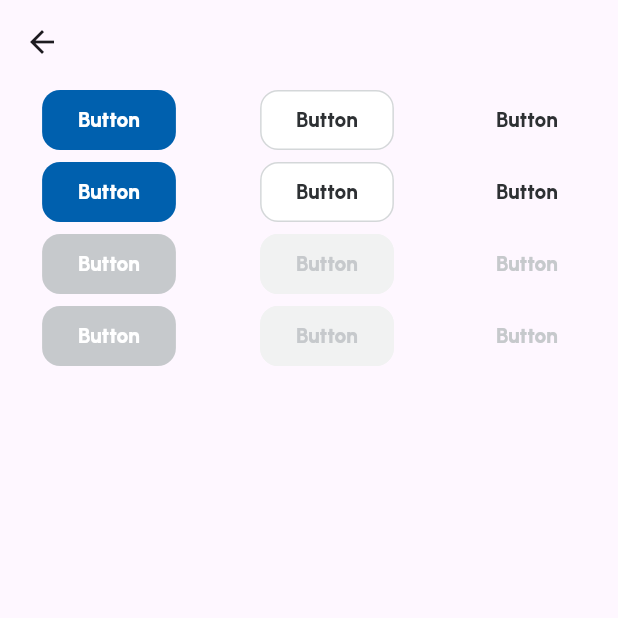
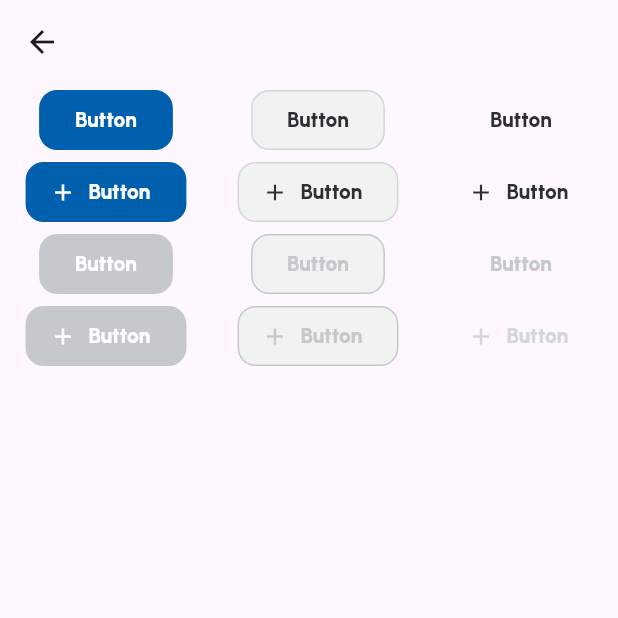
Before and after one commit to chondrogramedia/gramedia_component_plugin, a Flutter app: the ListButtonView screen opened directly, on a phone screen of 412 x 824 dp, the top half of it. Run offline on Flutter 3.47's test engine with Material 3 defaults, Android fonts, the phone set to English and light mode, and no system bars; our stand-ins replace fluentui_system_icons, google_fonts, plugin_platform_interface, scrollable_positioned_list; missing offline and left inert: dart:html.

Commit message:
repairing gramediabutton

```diff
--- a/example/lib/Core/ListButtonView.dart
+++ b/example/lib/Core/ListButtonView.dart
@@ -107,7 +107,6 @@ class _ListButtonViewState extends State<ListButtonView> {
               GramediaButton(
                   icon: Icon(
                     Icons.add,
-                    color: Colors.black,
                   ),
                   child: Text("Button"),
                   onPressed: () {},
@@ -120,7 +119,6 @@ class _ListButtonViewState extends State<ListButtonView> {
               GramediaButton(
                   icon: Icon(
                     Icons.add,
-
                   ),
                   child: Text("Button"),
                   onPressed: null,
--- a/lib/Button/GramediaButton.dart
+++ b/lib/Button/GramediaButton.dart
@@ -404,13 +404,13 @@ class _GramediaButtonState extends State<GramediaButton> {
             backgroundPressedColor: backgroundPressedColor ??
                 color.getColor(GramediaColor.brand600),
             backgroundColor:
-                backgroundColor ?? color.getColor(GramediaColor.brand500),
+                backgroundColor ?? color.getColor(GramediaColor.neutral50),
             backgroundDisabledColor: backgroundDisabledColor ??
-                color.getColor(GramediaColor.neutral200),
+                color.getColor(GramediaColor.neutral50),
             backgroundFocusedColor: backgroundFocusedColor ??
                 color.getColor(GramediaColor.brand500),
             backgroundHoverColor:
-                backgroundHoverColor ?? color.getColor(GramediaColor.brand700),
+                backgroundHoverColor ?? color.getColor(GramediaColor.neutral50),
             foregroundPressedColor: foregroundPressedColor ??
                 color.getColor(GramediaColor.neutral600),
             foregroundColor:
@@ -459,8 +459,7 @@ class _GramediaButtonState extends State<GramediaButton> {
             ),
             hoveredBorder: RoundedRectangleBorder(
                 side: BorderSide(
-                    color: color.getColor(GramediaColor.neutral700),
-                    width: 1.0),
+                    color: color.getColor(GramediaColor.neutral50), width: 1.0),
                 borderRadius: BorderRadius.circular(
                     radiusHelper.radius(radius ?? RadiusCase.radius_S))),
             focusedBorder: RoundedRectangleBorder(
@@ -471,7 +470,8 @@ class _GramediaButtonState extends State<GramediaButton> {
                     radiusHelper.radius(radius ?? RadiusCase.radius_S))),
             disabledBorder: RoundedRectangleBorder(
                 side: BorderSide(
-                    color: color.getColor(GramediaColor.neutral50), width: 1.0),
+                    color: color.getColor(GramediaColor.neutral200),
+                    width: 1.0),
                 borderRadius: BorderRadius.circular(
                     radiusHelper.radius(radius ?? RadiusCase.radius_S))),
           );
@@ -480,7 +480,7 @@ class _GramediaButtonState extends State<GramediaButton> {
             backgroundPressedColor: backgroundPressedColor ??
                 color.getColor(GramediaColor.neutral50),
             backgroundColor:
-                backgroundColor ?? color.getColor(GramediaColor.white),
+                backgroundColor ?? color.getColor(GramediaColor.neutral50),
             backgroundDisabledColor: backgroundDisabledColor ??
                 color.getColor(GramediaColor.neutral50),
             backgroundFocusedColor:
@@ -519,7 +519,7 @@ class _GramediaButtonState extends State<GramediaButton> {
             disabledStyle: typography.getValue(
                 UrbanistFont.mobile_text_s_extrabold,
                 foregroundDisabledColor ??
-                    color.getColor(GramediaColor.neutral200),
+                    color.getColor(GramediaColor.neutral150),
                 false),
             baseBorder: RoundedRectangleBorder(
                 side: BorderSide(
@@ -547,7 +547,8 @@ class _GramediaButtonState extends State<GramediaButton> {
                     radiusHelper.radius(radius ?? RadiusCase.radius_S))),
             disabledBorder: RoundedRectangleBorder(
                 side: BorderSide(
-                    color: color.getColor(GramediaColor.neutral50), width: 1.0),
+                    color: color.getColor(GramediaColor.neutral200),
+                    width: 1.0),
                 borderRadius: BorderRadius.circular(
                     radiusHelper.radius(radius ?? RadiusCase.radius_S))),
           );
@@ -569,22 +570,25 @@ class _GramediaButtonState extends State<GramediaButton> {
             foregroundPressedColor:
                 foregroundPressedColor ?? color.getColor(GramediaColor.white),
             foregroundColor:
-                foregroundColor ?? color.getColor(GramediaColor.white),
-            foregroundDisabledColor:
-                foregroundDisabledColor ?? color.getColor(GramediaColor.white),
+                foregroundColor ?? color.getColor(GramediaColor.neutral700),
+            foregroundDisabledColor: foregroundDisabledColor ??
+                color.getColor(GramediaColor.neutral150),
             foregroundFocusedColor:
                 foregroundFocusedColor ?? color.getColor(GramediaColor.white),
-            foregroundHoverColor:
-                foregroundHoverColor ?? color.getColor(GramediaColor.white),
-            baseStyle: typography.getValue(UrbanistFont.mobile_text_s_extrabold,
-                foregroundColor ?? color.getColor(GramediaColor.white), false),
+            foregroundHoverColor: foregroundHoverColor ??
+                color.getColor(GramediaColor.neutral600),
+            baseStyle: typography.getValue(
+                UrbanistFont.mobile_text_s_extrabold,
+                foregroundColor ?? color.getColor(GramediaColor.neutral700),
+                false),
             pressedStyle: typography.getValue(
                 UrbanistFont.mobile_text_s_extrabold,
                 foregroundPressedColor ?? color.getColor(GramediaColor.white),
                 false),
             hoveredStyle: typography.getValue(
                 UrbanistFont.mobile_text_s_extrabold,
-                foregroundHoverColor ?? color.getColor(GramediaColor.white),
+                foregroundHoverColor ??
+                    color.getColor(GramediaColor.neutral700),
                 false),
             focusedStyle: typography.getValue(
                 UrbanistFont.mobile_text_s_extrabold,
@@ -592,7 +596,8 @@ class _GramediaButtonState extends State<GramediaButton> {
                 false),
             disabledStyle: typography.getValue(
                 UrbanistFont.mobile_text_s_extrabold,
-                foregroundDisabledColor ?? color.getColor(GramediaColor.white),
+                foregroundDisabledColor ??
+                    color.getColor(GramediaColor.neutral500),
                 false),
             baseBorder: const RoundedRectangleBorder(
               side: BorderSide.none,
@@ -686,6 +691,7 @@ class _GramediaButtonState extends State<GramediaButton> {
         backgroundDisabledColor: widget.backgroundDisabledColor,
         backgroundFocusedColor: widget.backgroundFocusedColor,
         backgroundHoverColor: widget.backgroundHoverColor,
-        backgroundPressedColor: widget.backgroundPressedColor);
+        backgroundPressedColor: widget.backgroundPressedColor,
+        icon: widget.icon);
   }
 }
```
